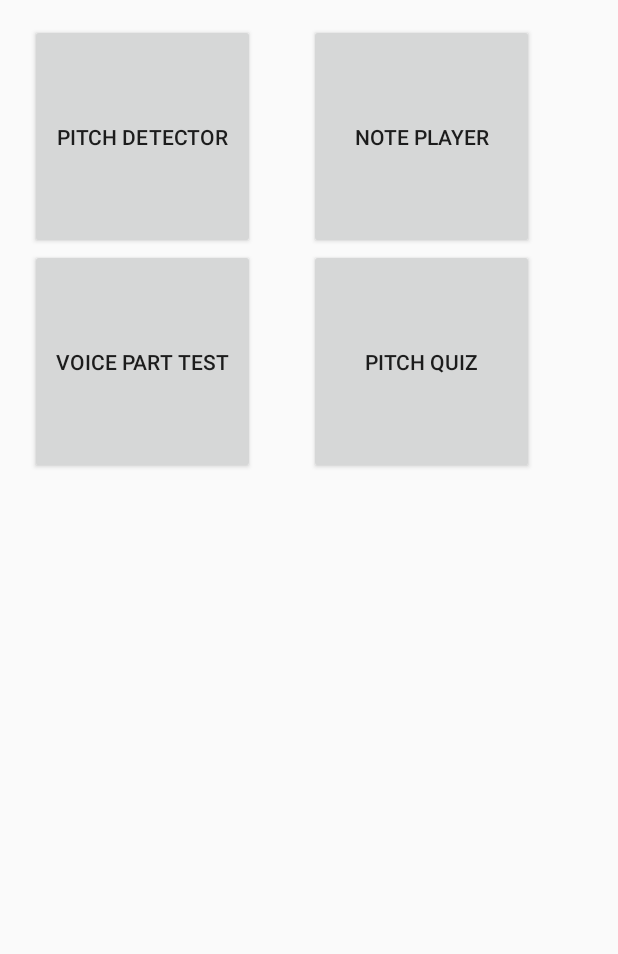
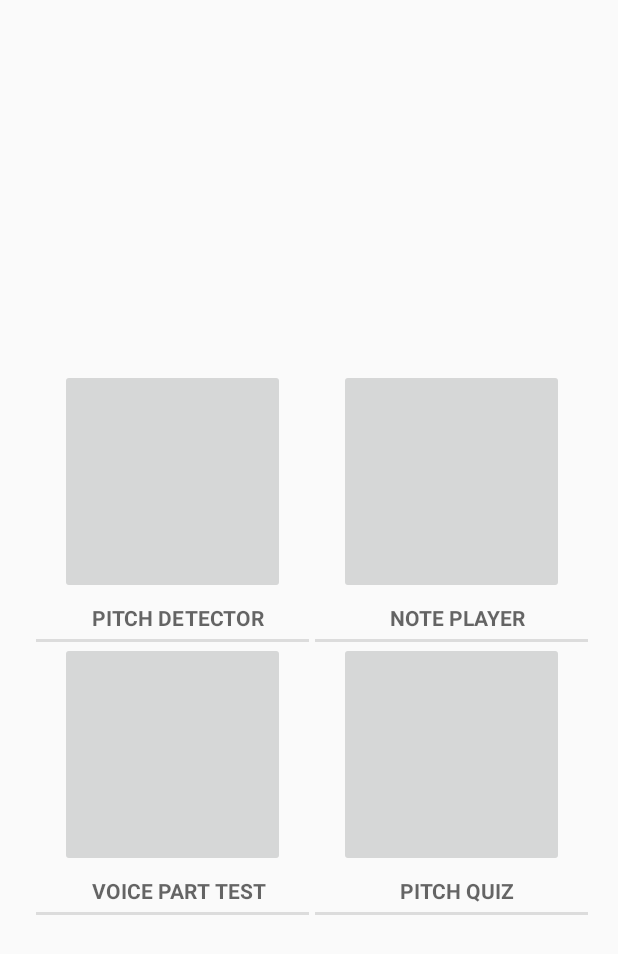
Before and after one commit to yguo121/PitchMaestro, an Android app: the layout home_page.xml on its own in the app's theme, with its tools: preview values and no code run, on a phone screen of 412 x 824 dp. Shown: the top 954 px of the screen. Run offline under Robolectric (Android 15) with nearby library versions, the phone set to English and light mode, and no system bars.

Commit message:
pitch_detector.xml, note_player.xml, HomePage.java, NotePlayerFragment.java, PitchDetectorFragment.java created. Did not do manifest.

```diff
--- a/app/src/main/res/layout/home_page.xml
+++ b/app/src/main/res/layout/home_page.xml
@@ -2,7 +2,8 @@
 <LinearLayout xmlns:android="http://schemas.android.com/apk/res/android"
               android:orientation="horizontal"
               android:layout_width="match_parent"
-              android:layout_height="match_parent">
+              android:layout_height="match_parent"
+              android:gravity="center">
     <LinearLayout
         android:layout_width="wrap_content"
         android:layout_height="wrap_content"
@@ -10,21 +11,34 @@
         android:layout_marginTop="16dp"
         android:layout_marginLeft="4dp">
 
-        <Button
+        <ImageButton
             android:id="@+id/pitch_detector"
             android:layout_width="150dp"
             android:layout_height="150dp"
             android:layout_marginLeft="16dp"
-            android:layout_marginRight="16dp"
-            android:text="@string/pitch_detector"/>
+            android:layout_marginRight="16dp"/>
 
-        <Button
+        <TextView
+            android:layout_width="match_parent"
+            android:layout_height="wrap_content"
+            android:text="@string/pitch_detector"
+            style="?android:listSeparatorTextViewStyle"
+            android:gravity="center"/>
+
+        <ImageButton
             android:id="@+id/voice_part_test"
             android:layout_width="150dp"
             android:layout_height="150dp"
             android:layout_marginLeft="16dp"
-            android:layout_marginRight="16dp"
-            android:text="@string/voice_part_test"/>
+            android:layout_marginRight="16dp"/>
+
+        <TextView
+            android:layout_width="match_parent"
+            android:layout_height="wrap_content"
+            android:text="@string/voice_part_test"
+            style="?android:listSeparatorTextViewStyle"
+            android:gravity="center"/>
+
     </LinearLayout>
 
     <LinearLayout
@@ -34,22 +48,35 @@
         android:layout_marginTop="16dp"
         android:layout_marginLeft="4dp">
 
-        <Button
+        <ImageButton
             android:id="@+id/note_player"
             android:layout_width="150dp"
             android:layout_height="150dp"
             android:layout_marginLeft="16dp"
             android:layout_marginRight="16dp"
-            android:text="@string/note_player"
             />
 
-        <Button
+        <TextView
+            android:layout_width="match_parent"
+            android:layout_height="wrap_content"
+            android:text="@string/note_player"
+            style="?android:listSeparatorTextViewStyle"
+            android:gravity="center"/>
+
+        <ImageButton
             android:id="@+id/pitch_quiz"
             android:layout_width="150dp"
             android:layout_height="150dp"
             android:layout_marginLeft="16dp"
-            android:layout_marginRight="16dp"
-            android:text="@string/pitch_quiz"/>
+            android:layout_marginRight="16dp"/>
+
+        <TextView
+            android:layout_width="match_parent"
+            android:layout_height="wrap_content"
+            android:text="@string/pitch_quiz"
+            style="?android:listSeparatorTextViewStyle"
+            android:gravity="center"/>
+
     </LinearLayout>
 
 
```
Also changed, not shown: app/src/main/java/com/example/android/pitchmaestro/HomePage.java (added, +65 -0 lines), app/src/main/java/com/example/android/pitchmaestro/NotePlayerFragment.java (added, +9 -0 lines), app/src/main/java/com/example/android/pitchmaestro/PitchDetectorFragment.java (added, +10 -0 lines), app/src/main/res/layout/note_player.xml (added, +7 -0 lines), app/src/main/res/layout/pitch_detector.xml (added, +7 -0 lines), 1 other file.
